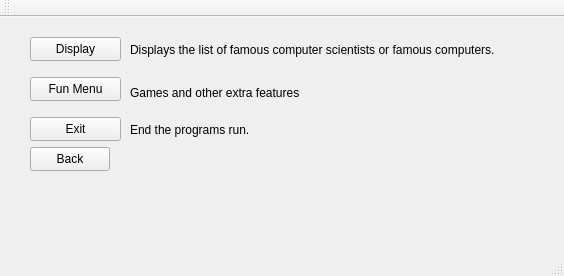
The window that Widget/mainwindow.ui (Ladanvini/VLN1-Hopur-5) describes before a commit, drawn with Qt 5.
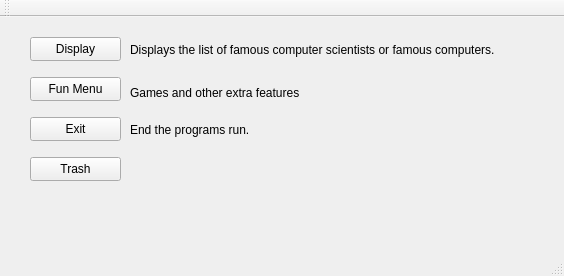
The same window after the commit.

Commit message: trash button

```diff
--- a/Widget/mainwindow.ui
+++ b/Widget/mainwindow.ui
@@ -96,13 +96,13 @@
     <property name="geometry">
      <rect>
       <x>30</x>
-      <y>130</y>
-      <width>80</width>
+      <y>140</y>
+      <width>91</width>
       <height>24</height>
      </rect>
     </property>
     <property name="text">
-     <string>Back</string>
+     <string>Trash</string>
     </property>
    </widget>
   </widget>
```
Left out of the diff: 2 changed lines with no effect on the pictures.
